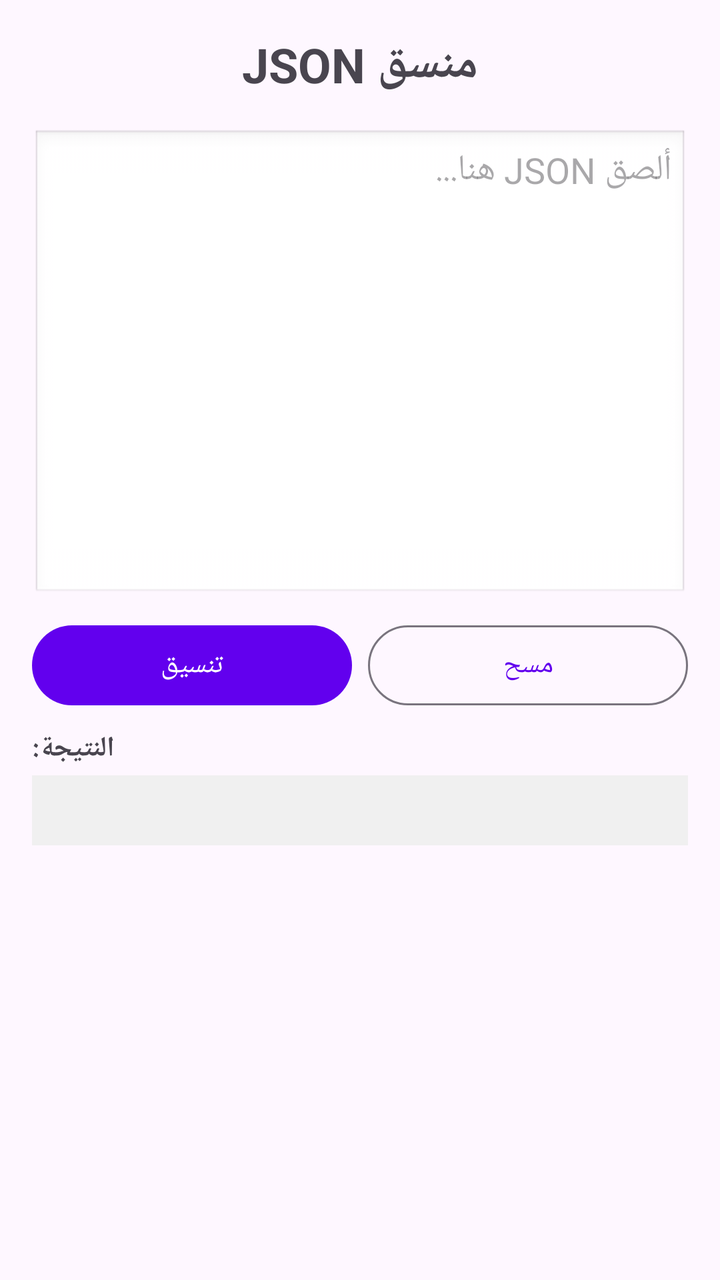
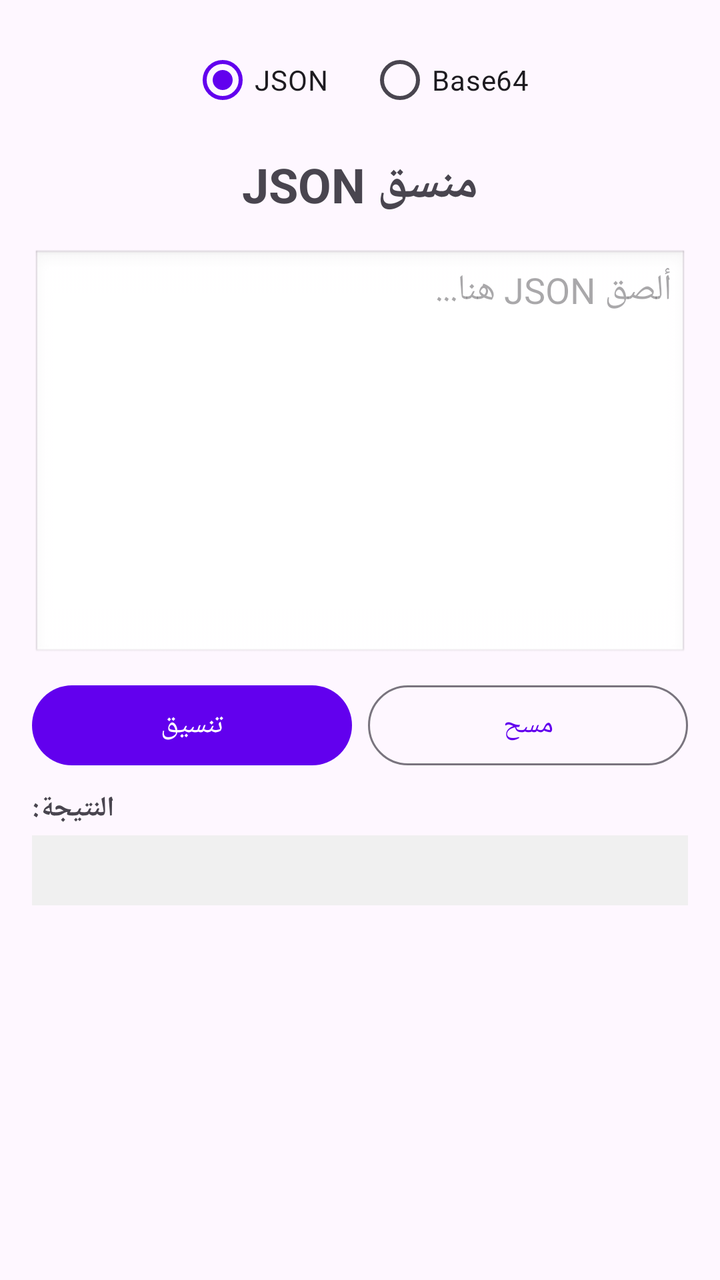

Two renders of the same Android screen: before a commit and after it. Below are the layout's source before the change and the commit's diff.
<!-- AndroidManifest.xml: application theme Theme.DevUtils -->
<!-- res/layout/activity_main.xml -->
<?xml version="1.0" encoding="utf-8"?>
<LinearLayout xmlns:android="http://schemas.android.com/apk/res/android"
    android:layout_width="match_parent"
    android:layout_height="match_parent"
    android:orientation="vertical"
    android:padding="16dp">

    <TextView
        android:layout_width="wrap_content"
        android:layout_height="wrap_content"
        android:text="منسق JSON"
        android:textSize="24sp"
        android:textStyle="bold"
        android:layout_gravity="center"
        android:layout_marginBottom="16dp"/>

    <EditText
        android:id="@+id/etInput"
        android:layout_width="match_parent"
        android:layout_height="0dp"
        android:layout_weight="1"
        android:hint="ألصق JSON هنا..."
        android:gravity="top|start"
        android:inputType="textMultiLine"
        android:background="@android:drawable/edit_text"
        android:padding="8dp"/>

    <LinearLayout
        android:layout_width="match_parent"
        android:layout_height="wrap_content"
        android:orientation="horizontal"
        android:layout_marginTop="8dp"
        android:layout_marginBottom="8dp">

        <Button
            android:id="@+id/btnFormat"
            android:layout_width="0dp"
            android:layout_height="wrap_content"
            android:layout_weight="1"
            android:layout_marginEnd="4dp"
            android:text="تنسيق"/>

        <Button
            android:id="@+id/btnClear"
            android:layout_width="0dp"
            android:layout_height="wrap_content"
            android:layout_weight="1"
            android:layout_marginStart="4dp"
            android:text="مسح"
            style="?attr/materialButtonOutlinedStyle"/>
    </LinearLayout>

    <TextView
        android:layout_width="wrap_content"
        android:layout_height="wrap_content"
        android:text="النتيجة:"
        android:textStyle="bold"
        android:layout_marginBottom="4dp"/>

    <ScrollView
        android:layout_width="match_parent"
        android:layout_height="0dp"
        android:layout_weight="1">

        <TextView
            android:id="@+id/etOutput"
            android:layout_width="match_parent"
            android:layout_height="wrap_content"
            android:background="#F0F0F0"
            android:padding="8dp"
            android:textIsSelectable="true"
            android:fontFamily="monospace"/>
    </ScrollView>
</LinearLayout>
<!-- resources referenced by this layout -->
<resources>
  <style name="Theme.DevUtils" parent="Theme.Material3.DayNight.NoActionBar">
          <item name="colorPrimary">#6200EE</item>
          <item name="colorPrimaryVariant">#3700B3</item>
          <item name="colorOnPrimary">#FFFFFF</item>
      </style>
</resources>

<!-- the commit's change to res/layout/activity_main.xml (unified diff, before → after) -->
@@ -5,7 +5,31 @@
     android:orientation="vertical"
     android:padding="16dp">
 
+    <RadioGroup
+        android:id="@+id/rgMode"
+        android:layout_width="match_parent"
+        android:layout_height="wrap_content"
+        android:orientation="horizontal"
+        android:gravity="center"
+        android:layout_marginBottom="12dp">
+
+        <RadioButton
+            android:id="@+id/rbJson"
+            android:layout_width="wrap_content"
+            android:layout_height="wrap_content"
+            android:checked="true"
+            android:text="JSON"
+            android:paddingEnd="20dp" />
+
+        <RadioButton
+            android:id="@+id/rbBase64"
+            android:layout_width="wrap_content"
+            android:layout_height="wrap_content"
+            android:text="Base64" />
+    </RadioGroup>
+
     <TextView
+        android:id="@+id/tvToolTitle"
         android:layout_width="wrap_content"
         android:layout_height="wrap_content"
         android:text="منسق JSON"
@@ -26,6 +50,7 @@
         android:padding="8dp"/>
 
     <LinearLayout
+        android:id="@+id/llJsonActions"
         android:layout_width="match_parent"
         android:layout_height="wrap_content"
         android:orientation="horizontal"
@@ -47,6 +72,33 @@
             android:layout_weight="1"
             android:layout_marginStart="4dp"
             android:text="مسح"
+            style="?attr/materialButtonOutlinedStyle"/>
+    </LinearLayout>
+
+    <LinearLayout
+        android:id="@+id/llBase64Actions"
+        android:layout_width="match_parent"
+        android:layout_height="wrap_content"
+        android:orientation="horizontal"
+        android:visibility="gone"
+        android:layout_marginTop="8dp"
+        android:layout_marginBottom="8dp">
+
+        <Button
+            android:id="@+id/btnEncode"
+            android:layout_width="0dp"
+            android:layout_height="wrap_content"
+            android:layout_weight="1"
+            android:layout_marginEnd="4dp"
+            android:text="تشفير (Encode)"/>
+
+        <Button
+            android:id="@+id/btnDecode"
+            android:layout_width="0dp"
+            android:layout_height="wrap_content"
+            android:layout_weight="1"
+            android:layout_marginStart="4dp"
+            android:text="فك تشفير (Decode)"
             style="?attr/materialButtonOutlinedStyle"/>
     </LinearLayout>
 
